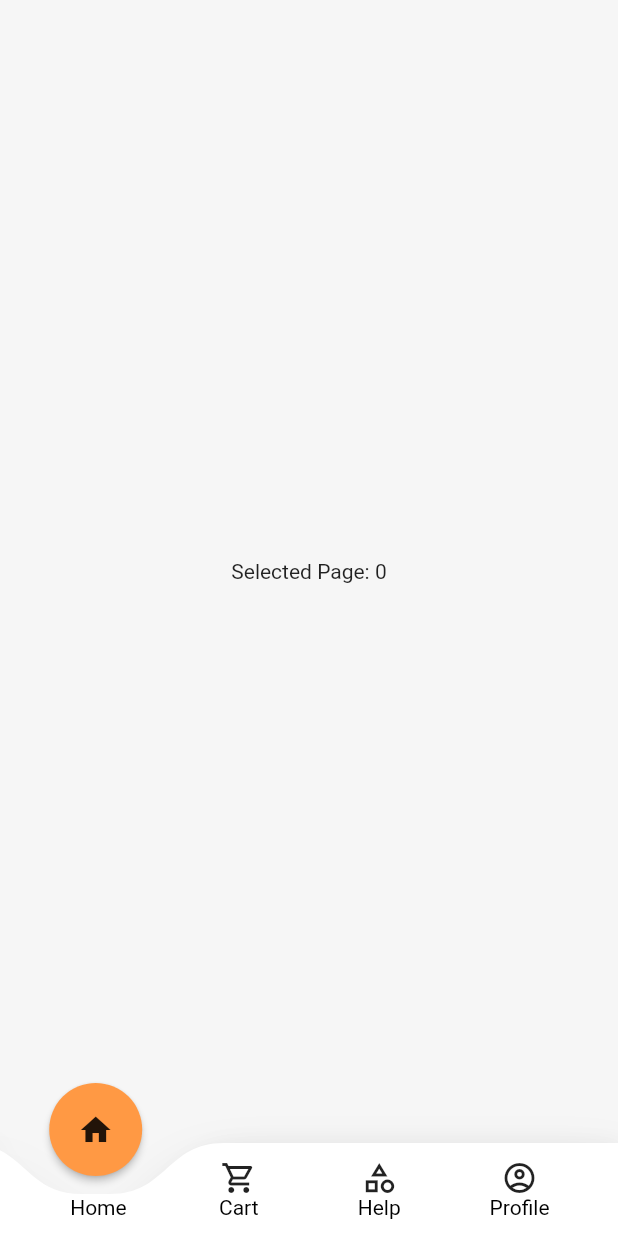
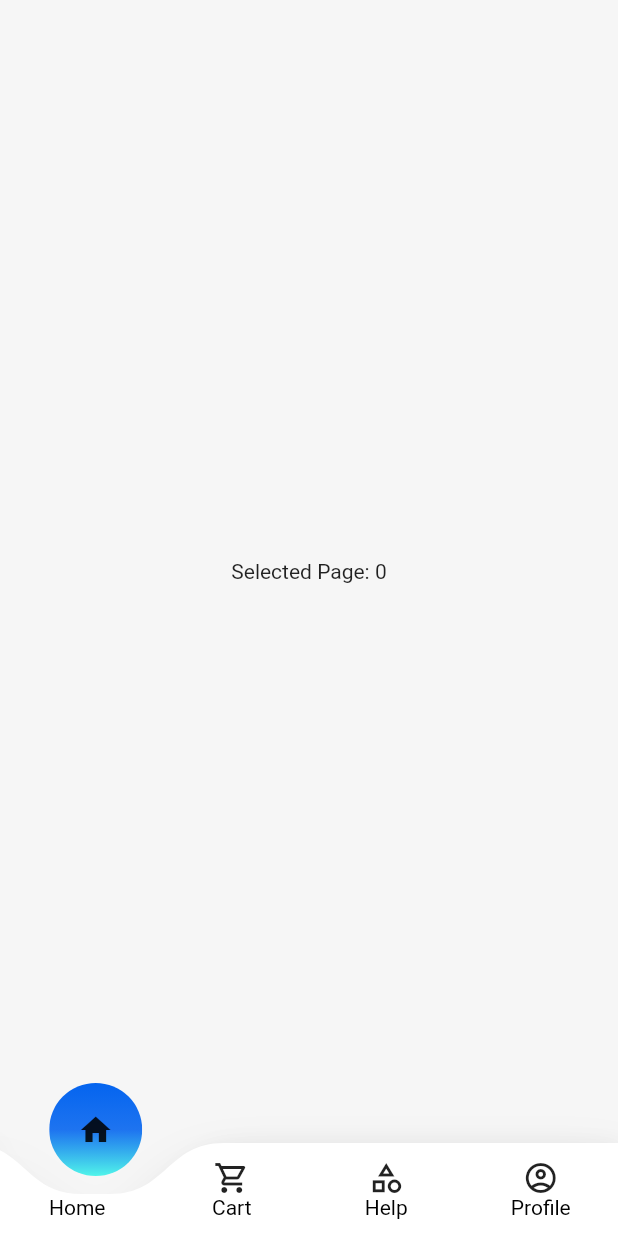
Before and after one commit to akashom53/awesome_bottom_navigation_package, a Flutter app: the screen it shows after launch, on a phone screen of 412 x 824 dp. Run offline on Flutter 3.47's test engine with Material 2 defaults, Android fonts, the phone set to English and light mode, and no system bars.

```diff
--- a/example/lib/main.dart
+++ b/example/lib/main.dart
@@ -46,7 +46,21 @@ class _ExampleHomePageState extends State<ExampleHomePage> {
           });
         },
         bodyBgColor: _bgColor,
-        highlightColor: Color(0xFFFF9944),
+        // highlightColor: Color(0xFFFF9944),
+        boxDecoration: BoxDecoration(
+          gradient: LinearGradient(
+              begin: Alignment.topCenter,
+              end: Alignment.bottomCenter,
+              colors: [
+                Color(0xff0464EF),
+                Color(0xE40464EF),
+                Color(0xff51F5EA),
+              ],
+              stops: [
+                0, 0.5, 1
+              ]
+          ),
+        ),
         navFgColor: Colors.grey.withOpacity(0.5),
         navBgColor: Colors.white,
       ),
--- a/lib/src/bottom_nav.dart
+++ b/lib/src/bottom_nav.dart
@@ -57,7 +57,8 @@ class AwesomeBottomNav extends StatefulWidget {
   final List<Widget> menuItems;
 
   /// Color of highlight
-  final Color highlightColor;
+  final Color? highlightColor;
+  final BoxDecoration? boxDecoration;
 
   final Color bodyBgColor;
   final Color navBgColor;
@@ -69,11 +70,12 @@ class AwesomeBottomNav extends StatefulWidget {
     // required this.icons,
     required this.highlightedIcons,
     required this.menuItems,
-    required this.highlightColor,
+    this.highlightColor,
     required this.onTapped,
     required this.bodyBgColor,
     required this.navBgColor,
     required this.navFgColor,
+    this.boxDecoration,
     // required this.iconText,
   }) : super(key: key);
 
@@ -166,12 +168,15 @@ class _AwesomeBottomNavState extends State<AwesomeBottomNav>
         child: SizedBox(
           height: kNavSize,
           width: kNavSize,
-          child: Material(
-            color: widget.highlightColor,
+          child: ClipRRect(
+            borderRadius: BorderRadius.circular(kNavSize),
+            child: Container(
               clipBehavior: Clip.antiAlias,
-            type: MaterialType.circle,
-            elevation: 2,
+              decoration: widget.boxDecoration,
+              // type: MaterialType.circle,
+              // elevation: 2,
               child: widget.highlightedIcons[_selectedIndex],
+            ),
           ),
         ),
       ),
@@ -203,17 +208,18 @@ class _AwesomeBottomNavState extends State<AwesomeBottomNav>
             child: Material(
               color: widget.navBgColor,
               child: Row(
-                mainAxisAlignment: MainAxisAlignment.spaceEvenly,
+                mainAxisSize: MainAxisSize.max,
                 crossAxisAlignment: CrossAxisAlignment.start,
-                children: widget.menuItems.mapIndexed((e, i) => GestureDetector(
+                children: widget.menuItems.mapIndexed((e, i) => Expanded(
+                  child: GestureDetector(
                     onTap: () {
                       _tapped(widget.menuItems.indexOf(widget.menuItems[i]));
                     },
                     child: Container(
                       height: 64,
-                    width: 56,
                       child: Center(
                         child: widget.menuItems[i],
+                      ),
                     ),
                   ),
                 )).toList(),
@@ -233,8 +239,8 @@ class _AwesomeBottomNavState extends State<AwesomeBottomNav>
       child: Stack(
         clipBehavior: Clip.none,
         children: [
+          _buildBar(context),
           _buildCircle(_size),
-          _buildBar(context),
         ],
       ),
     );
--- a/lib/src/consts.dart
+++ b/lib/src/consts.dart
@@ -1 +1,2 @@
 const double kNavSize = 62.0;
+const double kCircleSize = 74.0;
```
Also changed, not shown: 1 other file. Lines whose indentation alone changed are shown as unchanged.
